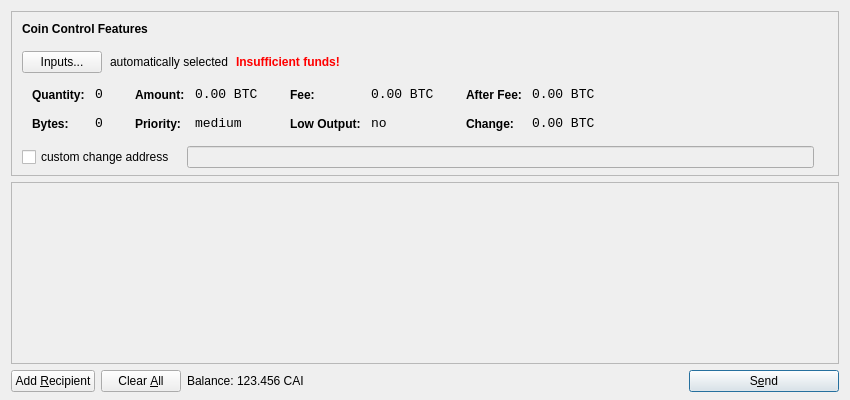
Before: the Qt Designer form src/qt/forms/sendcoinsdialog.ui in Xyb0rg/caishen, drawn with Qt 5.
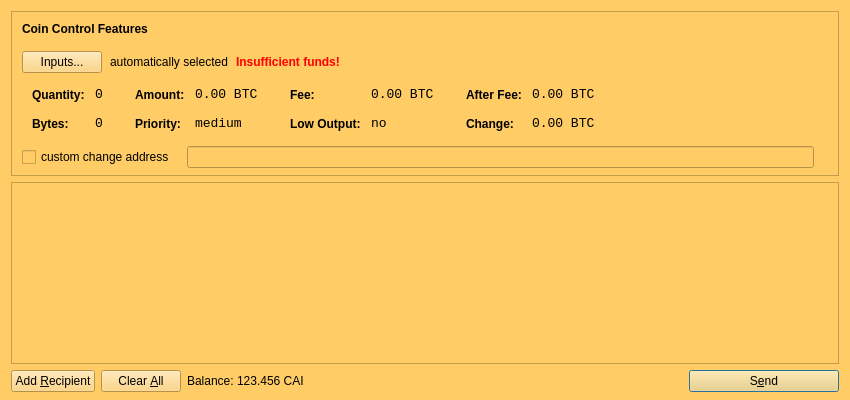
After: the same form once the commit is applied. Icons and pictures are not drawn.

Patch:
```diff
--- a/src/qt/forms/sendcoinsdialog.ui
+++ b/src/qt/forms/sendcoinsdialog.ui
@@ -13,6 +13,10 @@
   <property name="windowTitle">
    <string>Send Coins</string>
   </property>
+  <property name="styleSheet">
+   <string notr="true">background-color: rgb(255, 204, 102);
+alternate-background-color: rgb(255, 204, 102);</string>
+  </property>
   <layout class="QVBoxLayout" name="verticalLayout" stretch="0,1,0">
    <property name="bottomMargin">
     <number>8</number>
@@ -39,7 +43,7 @@
      </property>
      <layout class="QVBoxLayout" name="verticalLayoutCoinControl2">
       <property name="spacing">
-       <number>-1</number>
+       <number>6</number>
       </property>
       <property name="leftMargin">
        <number>0</number>
@@ -626,7 +630,7 @@
         <x>0</x>
         <y>0</y>
         <width>830</width>
-        <height>165</height>
+        <height>163</height>
        </rect>
       </property>
       <layout class="QVBoxLayout" name="verticalLayout_2">
```
Left out of the diff: 22 changed lines with no effect on the pictures.
